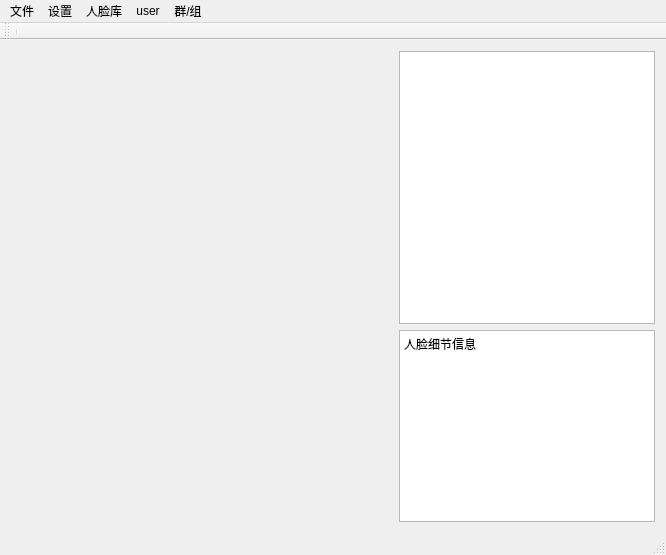
Old version of the form testBaiduFaceAPI/testbaidufaceapi.ui in the repository hybtalented/testBaiduFaceAPI.
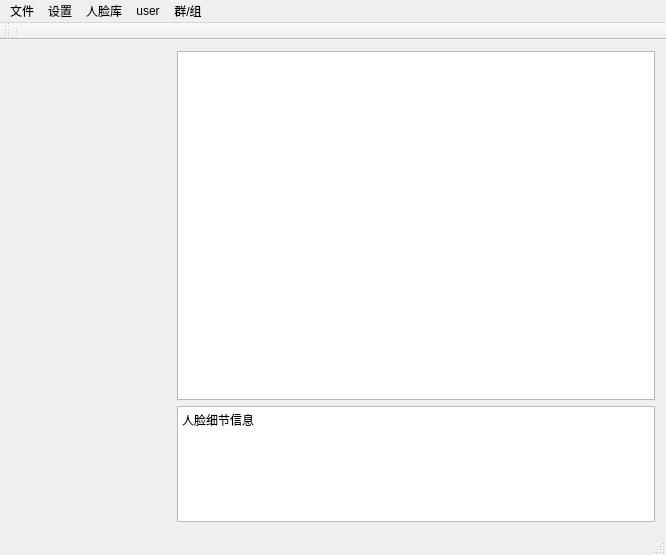
New version of the form. Icons and pictures are not drawn. Custom widgets are drawn as their Qt base class.

Diff of the .ui file:
```diff
--- a/testBaiduFaceAPI/testbaidufaceapi.ui
+++ b/testBaiduFaceAPI/testbaidufaceapi.ui
@@ -30,7 +30,7 @@
      <verstretch>0</verstretch>
     </sizepolicy>
    </property>
-   <layout class="QGridLayout" name="gridLayout" rowstretch="3,0" columnstretch="1,0">
+   <layout class="QGridLayout" name="gridLayout" rowstretch="3,1" columnstretch="1,3">
     <item row="0" column="1">
      <widget class="QGraphicsView" name="pictureView"/>
     </item>
```
Left out of the diff: 41 changed lines with no effect on the pictures.
